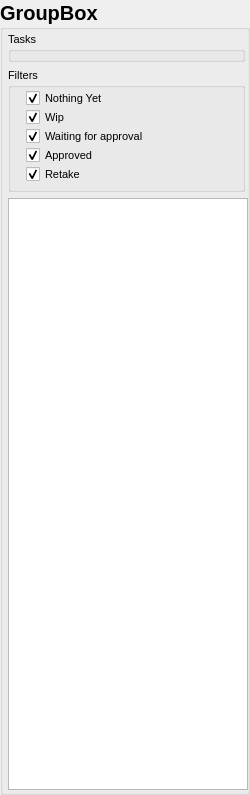
Old version of the form src/_res/validations/validation_step.ui in the repository IDragonfire/modular-client.
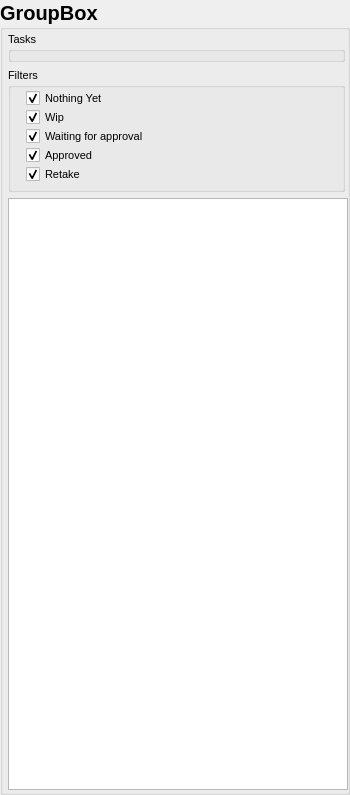
New version of the form.

Commit message: Manage validations + retakes + comments.

```diff
--- a/src/_res/validations/validation_step.ui
+++ b/src/_res/validations/validation_step.ui
@@ -6,7 +6,7 @@
    <rect>
     <x>0</x>
     <y>0</y>
-    <width>250</width>
+    <width>350</width>
     <height>795</height>
    </rect>
   </property>
@@ -18,13 +18,13 @@
   </property>
   <property name="minimumSize">
    <size>
-    <width>250</width>
+    <width>350</width>
     <height>0</height>
    </size>
   </property>
   <property name="maximumSize">
    <size>
-    <width>250</width>
+    <width>350</width>
     <height>16777215</height>
    </size>
   </property>
@@ -186,13 +186,13 @@
        <widget class="QListWidget" name="validationList">
         <property name="minimumSize">
          <size>
-          <width>240</width>
+          <width>340</width>
           <height>0</height>
          </size>
         </property>
         <property name="maximumSize">
          <size>
-          <width>240</width>
+          <width>340</width>
           <height>16777215</height>
          </size>
         </property>
```
The commit also changes 12 other files.
